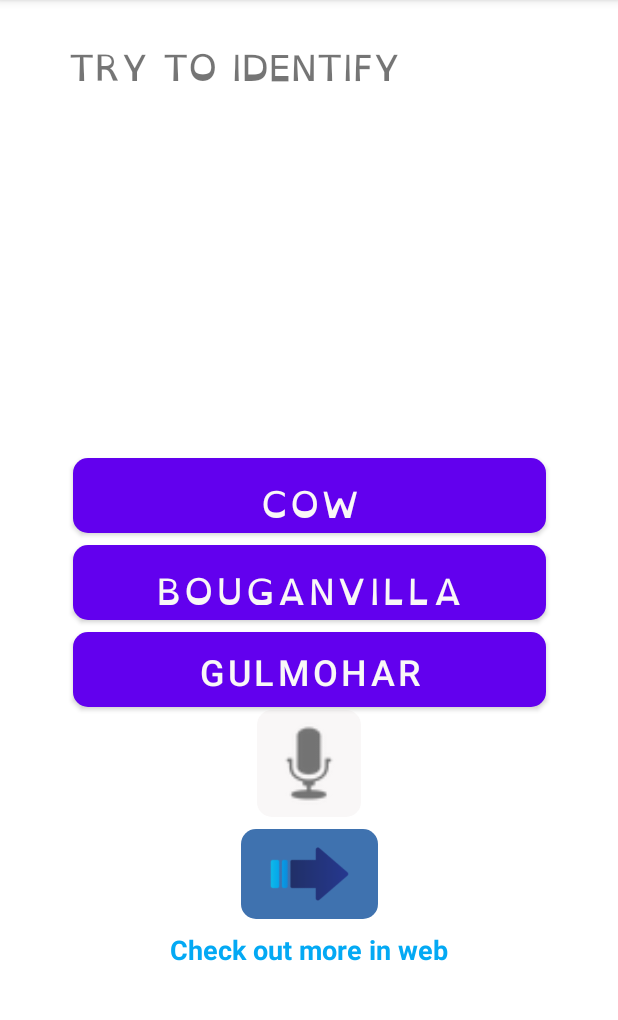
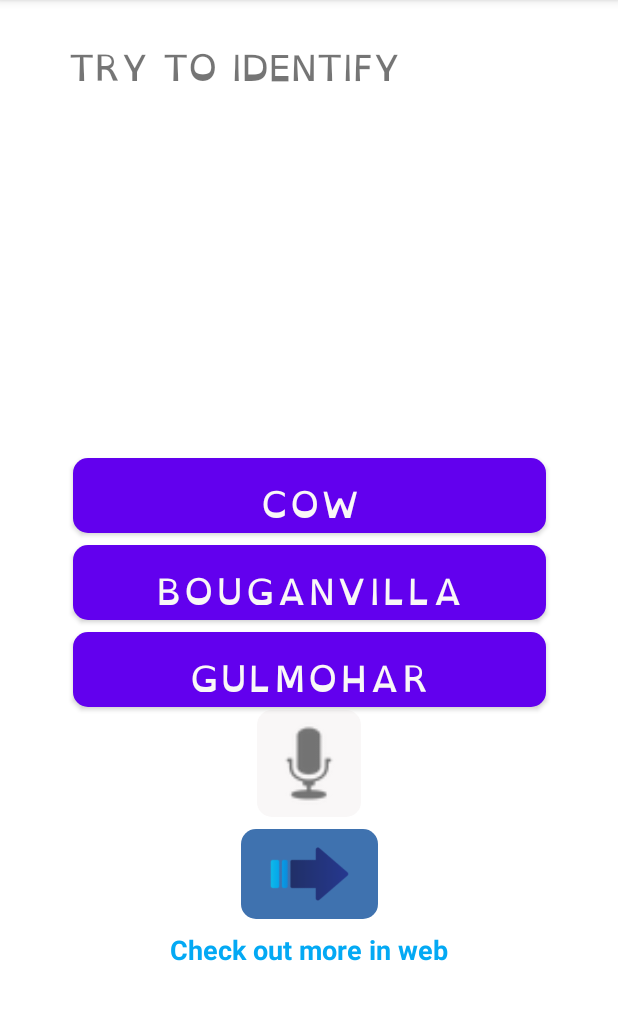
Before and after one commit to Mahesh-Abeykoon/dyslexia-app-for-kids, an Android app: the ImageIdentify screen opened directly, with no data from a screen before it, on a phone screen of 412 x 824 dp, the part 84-1104 px from its top. Run offline under Robolectric (Android 15) with nearby library versions, the phone set to English and light mode, and no system bars; libraries missing offline, so code that uses them is left out: com.google.mlkit.vision.

Commit message:
Change the Font

```diff
--- a/app/src/main/res/layout/image_identify.xml
+++ b/app/src/main/res/layout/image_identify.xml
@@ -84,6 +84,7 @@
         android:backgroundTint="@color/colorMediumDark"
         android:onClick="checkAnswer"
         android:text="Button"
+        android:fontFamily="@font/dyslexia"
         android:textColor="@color/colorAccent"
         android:textSize="24sp"
         app:layout_constraintEnd_toEndOf="parent"
```
